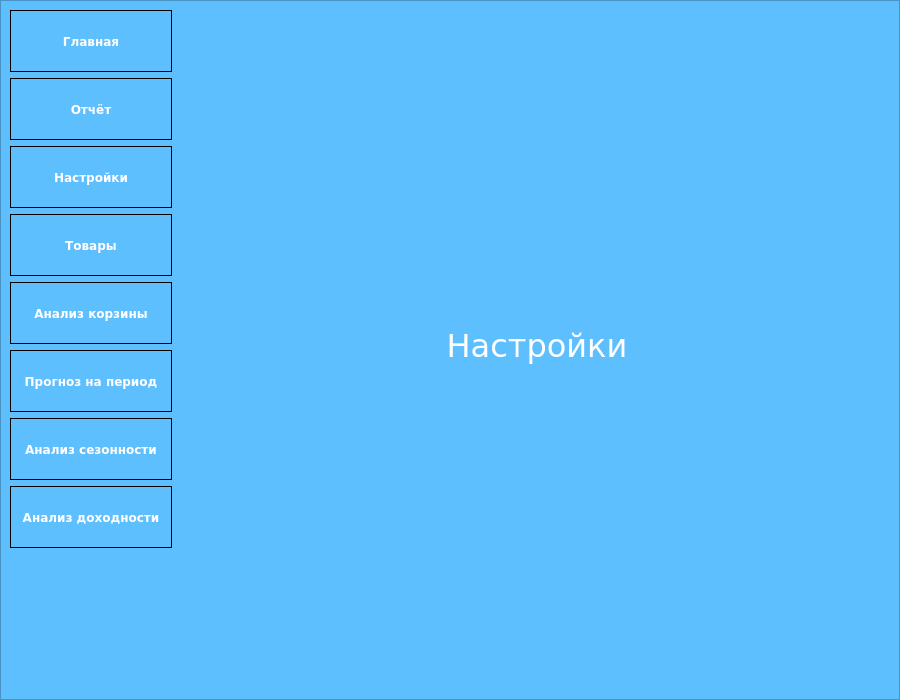
Qt form design_dev.ui (miptivan/data_desktop) before a commit.
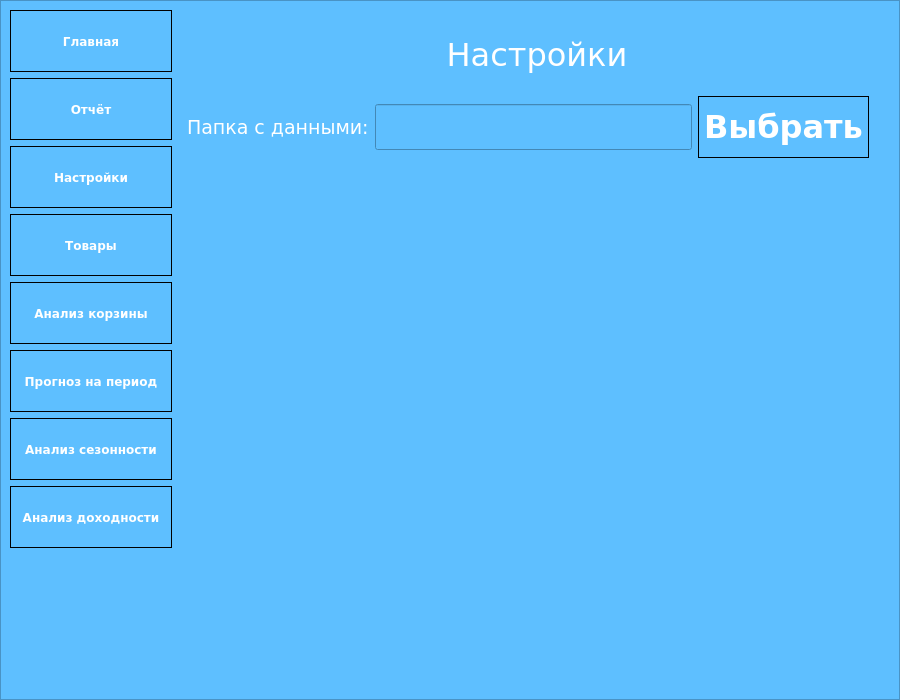
The same form after that commit. Custom widgets are drawn as their Qt base class.

```diff
--- a/design_dev.ui
+++ b/design_dev.ui
@@ -483,6 +483,46 @@
             </property>
            </widget>
           </item>
+          <item row="1" column="0">
+           <layout class="QHBoxLayout" name="horizontalLayout_10">
+            <item>
+             <widget class="QLabel" name="label">
+              <property name="font">
+               <font>
+                <family>Verdana</family>
+                <pointsize>14</pointsize>
+               </font>
+              </property>
+              <property name="text">
+               <string>Папка с данными:</string>
+              </property>
+             </widget>
+            </item>
+            <item>
+             <widget class="QLineEdit" name="lineEdit_4"/>
+            </item>
+            <item>
+             <widget class="QPushButton" name="pushButton">
+              <property name="text">
+               <string>Выбрать</string>
+              </property>
+             </widget>
+            </item>
+           </layout>
+          </item>
+          <item row="2" column="0">
+           <spacer name="verticalSpacer_2">
+            <property name="orientation">
+             <enum>Qt::Vertical</enum>
+            </property>
+            <property name="sizeHint" stdset="0">
+             <size>
+              <width>20</width>
+              <height>40</height>
+             </size>
+            </property>
+           </spacer>
+          </item>
          </layout>
         </widget>
         <widget class="QWidget" name="items_page">
```
